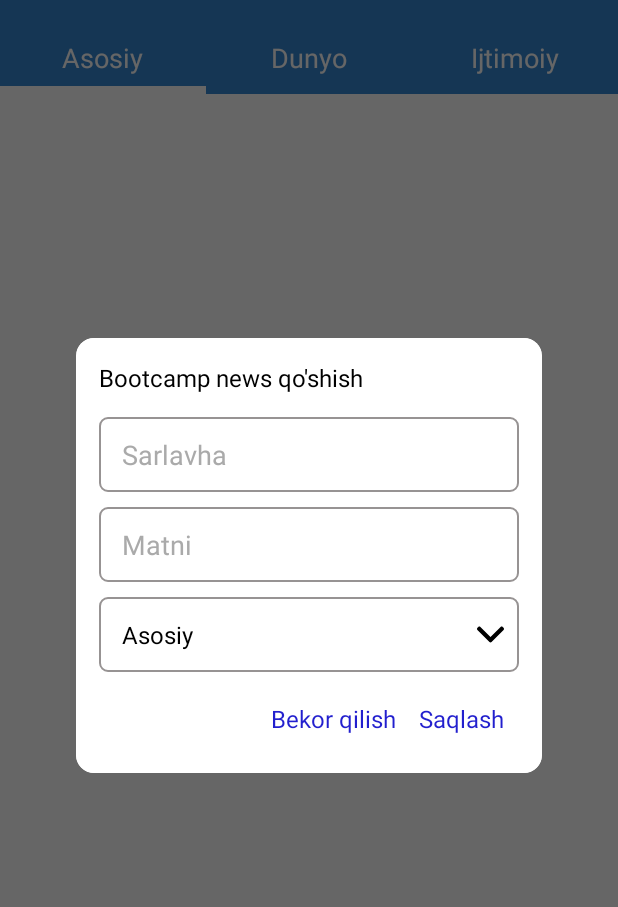
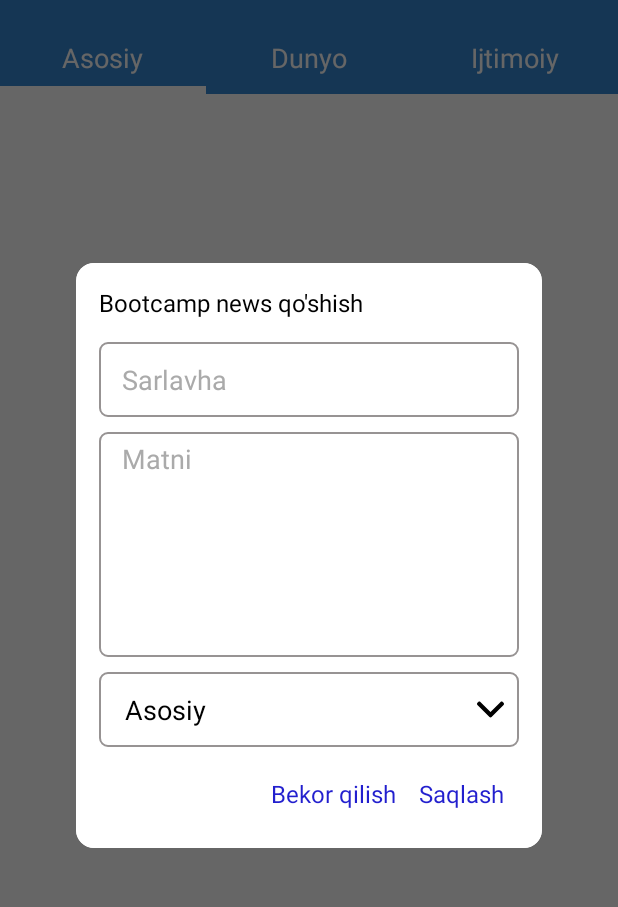
Before and after one commit to JahonovAsilbek/DatabaseSQL, an Android app: the screen it shows after launch (MainActivity), after a tap on an icon or button, on a phone screen of 412 x 824 dp, the part 62-969 px from its top. Run offline under Robolectric (Android 15) with nearby library versions, the phone set to English and light mode, and no system bars; our stand-ins replace Room's generated code.

Commit message:
Hello World!

```diff
--- a/app/src/main/java/uz/revolution/databasebootcampnews/MainActivity.kt
+++ b/app/src/main/java/uz/revolution/databasebootcampnews/MainActivity.kt
@@ -2,17 +2,14 @@ package uz.revolution.databasebootcampnews
 
 import android.os.Bundle
 import androidx.appcompat.app.AppCompatActivity
-import androidx.appcompat.app.AppCompatDelegate
 import androidx.navigation.Navigation
 import uz.revolution.databasebootcampnews.databinding.ActivityMainBinding
 
 class MainActivity : AppCompatActivity() {
 
-
     override fun onCreate(savedInstanceState: Bundle?) {
         super.onCreate(savedInstanceState)
         setContentView(ActivityMainBinding.inflate(layoutInflater).root)
-        AppCompatDelegate.setDefaultNightMode(AppCompatDelegate.MODE_NIGHT_NO)
     }
 
     override fun onSupportNavigateUp(): Boolean {
--- a/app/src/main/java/uz/revolution/databasebootcampnews/dialogs/EditDialog.kt
+++ b/app/src/main/java/uz/revolution/databasebootcampnews/dialogs/EditDialog.kt
@@ -63,8 +63,8 @@ class EditDialog : DialogFragment() {
 
     private fun onSaveClick() {
         root.save.setOnClickListener {
-            val title=root.edit_bootcamp_title.text.toString()
-            val text=root.edit_bootcamp_text.text.toString()
+            val title=root.edit_bootcamp_title.text.toString().trim()
+            val text=root.edit_bootcamp_text.text.toString().trim()
             val categoryID=param2!![root.edit_bootcamp_spinner.selectedItemPosition].id
 
             if (title.isNotEmpty() && text.isNotEmpty()) {
--- a/app/src/main/java/uz/revolution/databasebootcampnews/fragments/ItemBootcamp.kt
+++ b/app/src/main/java/uz/revolution/databasebootcampnews/fragments/ItemBootcamp.kt
@@ -41,7 +41,7 @@ class ItemBootcamp : Fragment() {
     override fun onCreateView(
         inflater: LayoutInflater, container: ViewGroup?,
         savedInstanceState: Bundle?
-    ): View? {
+    ): View {
         root = FragmentItemBootcampBinding.inflate(layoutInflater).root
         (activity as AppCompatActivity).setSupportActionBar(root.toolbar_item)
         (activity as AppCompatActivity).supportActionBar.apply {
--- a/app/src/main/java/uz/revolution/databasebootcampnews/fragments/MainFragment.kt
+++ b/app/src/main/java/uz/revolution/databasebootcampnews/fragments/MainFragment.kt
@@ -5,7 +5,7 @@ import android.os.Bundle
 import android.view.*
 import androidx.appcompat.app.AppCompatActivity
 import androidx.fragment.app.Fragment
-import com.google.android.material.tabs.TabLayout
+import androidx.viewpager.widget.ViewPager
 import kotlinx.android.synthetic.main.fragment_main.view.*
 import kotlinx.android.synthetic.main.tab_item.view.*
 import uz.revolution.databasebootcampnews.R
@@ -44,16 +44,36 @@ class MainFragment : Fragment() {
     private var category: ArrayList<Category>? = null
     lateinit var root: View
     private var viewPagerAdapter: ViewPagerAdapter? = null
+    private var pagerPosition = 0
 
     override fun onCreateView(
         inflater: LayoutInflater, container: ViewGroup?,
         savedInstanceState: Bundle?
-    ): View? {
+    ): View {
         root = inflater.inflate(R.layout.fragment_main, container, false)
         (activity as AppCompatActivity).setSupportActionBar(root.toolbar)
         loadData()
         loadAdapters()
         setTabs()
+
+        root.received_vp.addOnPageChangeListener(object : ViewPager.OnPageChangeListener {
+            override fun onPageScrolled(
+                position: Int,
+                positionOffset: Float,
+                positionOffsetPixels: Int
+            ) {
+                pagerPosition = position
+            }
+
+            override fun onPageSelected(position: Int) {
+
+            }
+
+            override fun onPageScrollStateChanged(state: Int) {
+
+            }
+
+        })
 
         return root
     }
@@ -96,19 +116,13 @@ class MainFragment : Fragment() {
                         loadData()
                         loadAdapters()
                         setTabs()
+                        root.received_vp.currentItem = pagerPosition
                     }
                 })
             }
         }
         return super.onOptionsItemSelected(item)
     }
-
-//    override fun onResume() {
-//        super.onResume()
-//        loadData()
-//        loadAdapters()
-//        setTabs()
-//    }
 
     @SuppressLint("SetTextI18n")
     private fun setTabs() {
--- a/app/src/main/res/drawable/ic_menu2.xml
+++ b/app/src/main/res/drawable/ic_menu2.xml
@@ -1,5 +1,5 @@
-<vector android:height="24dp" android:viewportHeight="515.555"
-    android:viewportWidth="515.555" android:width="24dp" xmlns:android="http://schemas.android.com/apk/res/android">
+<vector android:height="18dp" android:viewportHeight="515.555"
+    android:viewportWidth="515.555" android:width="18dp" xmlns:android="http://schemas.android.com/apk/res/android">
     <path android:fillColor="#716D6D" android:pathData="m303.347,18.875c25.167,25.167 25.167,65.971 0,91.138s-65.971,25.167 -91.138,0 -25.167,-65.971 0,-91.138c25.166,-25.167 65.97,-25.167 91.138,0"/>
     <path android:fillColor="#716D6D" android:pathData="m303.347,212.209c25.167,25.167 25.167,65.971 0,91.138s-65.971,25.167 -91.138,0 -25.167,-65.971 0,-91.138c25.166,-25.167 65.97,-25.167 91.138,0"/>
     <path android:fillColor="#716D6D" android:pathData="m303.347,405.541c25.167,25.167 25.167,65.971 0,91.138s-65.971,25.167 -91.138,0 -25.167,-65.971 0,-91.138c25.166,-25.167 65.97,-25.167 91.138,0"/>
--- a/app/src/main/res/layout/fragment_add_dialog.xml
+++ b/app/src/main/res/layout/fragment_add_dialog.xml
@@ -33,9 +33,11 @@
         android:textColorHint="@android:color/darker_gray"
         android:id="@+id/add_bootcamp_text"
         android:layout_width="match_parent"
-        android:layout_height="50dp"
+        android:gravity="start|top"
+        android:layout_height="150dp"
         android:layout_marginTop="10dp"
         android:hint="Matni"
+        android:paddingTop="5dp"
         android:paddingStart="15dp" />
 
     <androidx.constraintlayout.widget.ConstraintLayout
--- a/app/src/main/res/layout/fragment_edit_dialog.xml
+++ b/app/src/main/res/layout/fragment_edit_dialog.xml
@@ -32,8 +32,10 @@
         android:textColor="@android:color/black"
         android:textColorHint="@android:color/darker_gray"
         android:id="@+id/edit_bootcamp_text"
+        android:gravity="top|start"
+        android:paddingTop="5dp"
         android:layout_width="match_parent"
-        android:layout_height="50dp"
+        android:layout_height="150dp"
         android:layout_marginTop="10dp"
         android:hint="Matni"
         android:paddingStart="15dp" />
--- a/app/src/main/res/layout/fragment_item_bootcamp.xml
+++ b/app/src/main/res/layout/fragment_item_bootcamp.xml
@@ -40,20 +40,21 @@
                     android:gravity="center"
                     android:text="Android Bootcamp 25-noyabrda start oldi"
                     android:textColor="@android:color/black"
-                    android:textSize="18sp" />
+                    android:textSize="22sp" />
 
                 <TextView
                     android:id="@+id/text_item"
                     android:layout_width="match_parent"
                     android:layout_height="wrap_content"
                     android:layout_marginStart="20dp"
+                    android:padding="5dp"
                     android:layout_marginTop="20dp"
                     android:layout_marginEnd="20dp"
                     android:text="Pdp o’quv markazida birinchi marta ochildi. Bunaqasi tarixda
 birinchi marta. Bootcampni bitirgan talabalar ajoyib natija
 ko’rsatishidan umdvormiz....."
                     android:textColor="@android:color/black"
-                    android:textSize="14sp" />
+                    android:textSize="18sp" />
 
             </LinearLayout>
 
--- a/app/src/main/res/layout/item_spinner.xml
+++ b/app/src/main/res/layout/item_spinner.xml
@@ -7,8 +7,8 @@
 
     <TextView
         android:text="Asosiy"
-        android:layout_margin="5dp"
-        android:textSize="16sp"
+        android:layout_margin="7dp"
+        android:textSize="18sp"
         android:id="@+id/spinner_tv"
         android:textColor="@android:color/black"
         android:layout_width="match_parent"
--- a/app/src/main/res/values-night/themes.xml
+++ /dev/null
@@ -1,16 +0,0 @@
-<resources xmlns:tools="http://schemas.android.com/tools">
-    <!-- Base application theme. -->
-    <style name="Theme.DatabaseBootcampNews" parent="Theme.MaterialComponents.DayNight.NoActionBar">
-        <!-- Primary brand color. -->
-        <item name="colorPrimary">@color/purple_200</item>
-        <item name="colorPrimaryVariant">@color/purple_700</item>
-        <item name="colorOnPrimary">@color/black</item>
-        <!-- Secondary brand color. -->
-        <item name="colorSecondary">@color/teal_200</item>
-        <item name="colorSecondaryVariant">@color/teal_200</item>
-        <item name="colorOnSecondary">@color/black</item>
-        <!-- Status bar color. -->
-        <item name="android:statusBarColor" tools:targetApi="l">?attr/colorPrimaryVariant</item>
-        <!-- Customize your theme here. -->
-    </style>
-</resources>
--- a/app/src/main/res/values/themes.xml
+++ b/app/src/main/res/values/themes.xml
@@ -1,9 +1,9 @@
 <resources xmlns:tools="http://schemas.android.com/tools">
     <!-- Base application theme. -->
-    <style name="Theme.DatabaseBootcampNews" parent="Theme.MaterialComponents.DayNight.NoActionBar">
+    <style name="Theme.DatabaseBootcampNews" parent="Theme.MaterialComponents.Light.NoActionBar">
         <!-- Primary brand color. -->
         <item name="colorPrimary">@color/white</item>
-        <item name="colorPrimaryVariant">@color/purple_700</item>
+        <item name="colorPrimaryVariant">@color/toolbar_color</item>
         <item name="colorOnPrimary">@color/white</item>
         <!-- Secondary brand color. -->
         <item name="colorSecondary">@color/teal_200</item>
```
Also changed, not shown: app/src/main/java/uz/revolution/databasebootcampnews/dialogs/AddDialog.kt (+6 -6 lines), app/src/main/res/layout/item_bootcamp.xml (+11 -4 lines).
